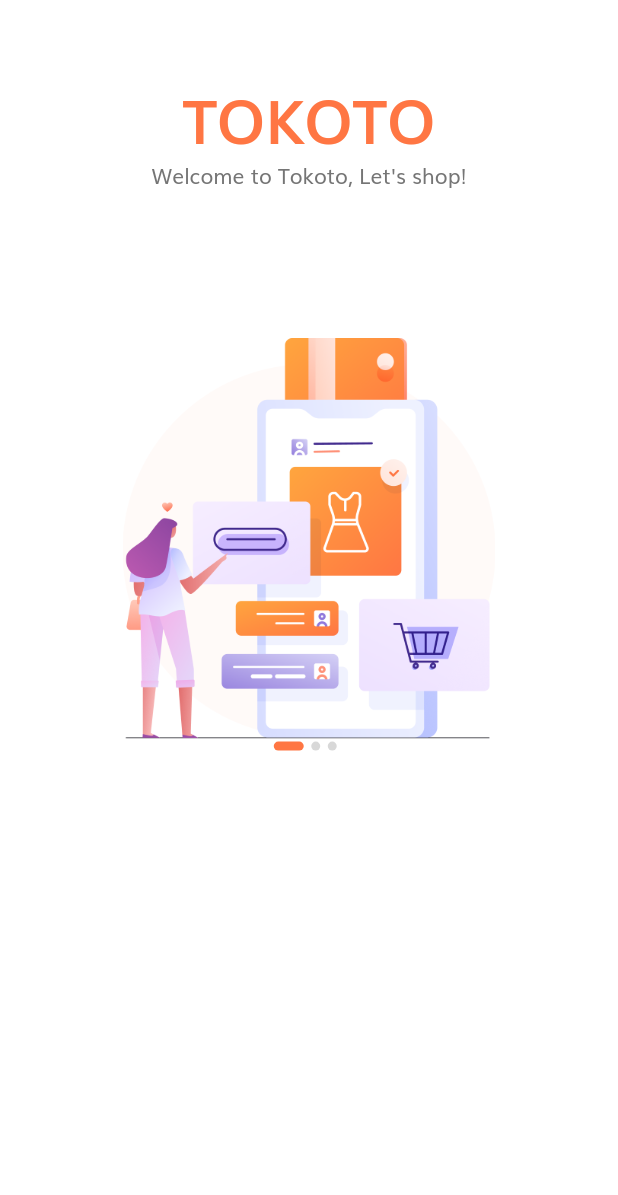
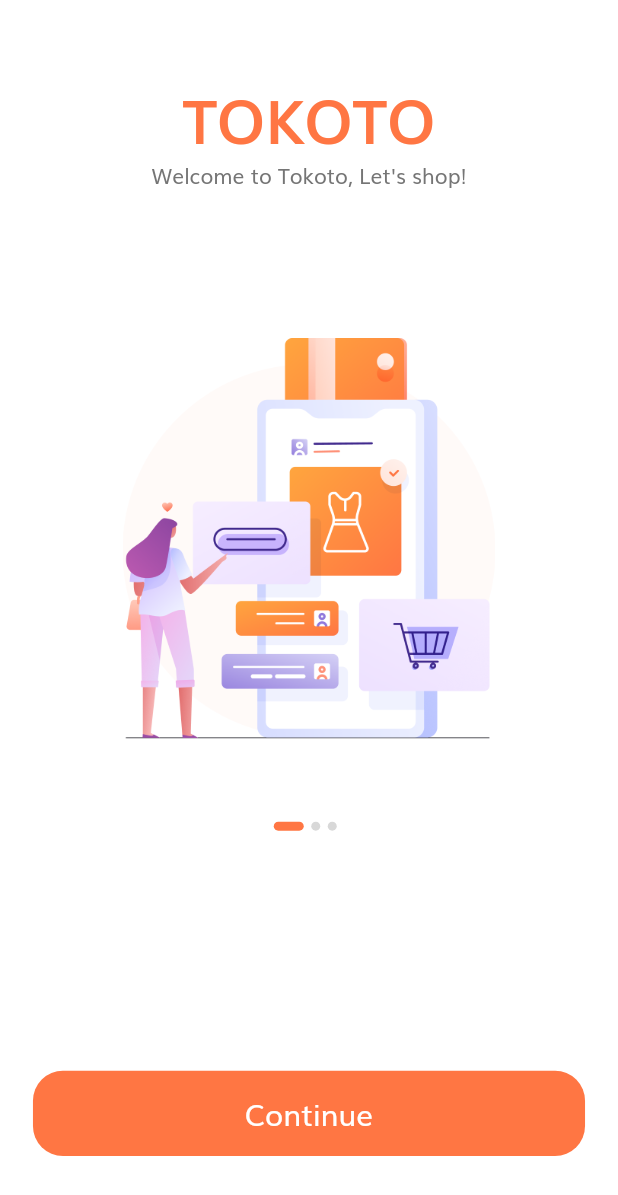
Before and after one commit to andrericardoweb/ecommerce_ui_flutter, a Flutter app: the screen it shows after launch, on a phone screen of 412 x 824 dp. Shown: the top 1195 px of the screen. Run offline on Flutter 3.47's test engine with Material 2 defaults, Android fonts, the phone set to English and light mode, and no system bars.

Commit message:
Bottom Buttom

```diff
--- /dev/null
+++ b/lib/components/default_button.dart
@@ -0,0 +1,36 @@
+import 'package:flutter/material.dart';
+
+import '../constants.dart';
+import '../size_config.dart';
+
+class DefaultButton extends StatelessWidget {
+  const DefaultButton({
+    Key key,
+    this.text,
+    this.press,
+  }) : super(key: key);
+  final String text;
+  final Function press;
+
+  @override
+  Widget build(BuildContext context) {
+    return SizedBox(
+      width: double.infinity,
+      height: getProportionateScreenHeight(56),
+      child: FlatButton(
+        shape: RoundedRectangleBorder(
+          borderRadius: BorderRadius.circular(20),
+        ),
+        color: kPrimaryColor,
+        onPressed: press,
+        child: Text(
+          text,
+          style: TextStyle(
+            fontSize: getProportionateScreenWidth(18),
+            color: Colors.white,
+          ),
+        ),
+      ),
+    );
+  }
+}
--- a/lib/main.dart
+++ b/lib/main.dart
@@ -1,6 +1,8 @@
-import 'package:ecommerce_ui_flutter/constants.dart';
-import 'package:ecommerce_ui_flutter/screens/splash/splash_screen.dart';
 import 'package:flutter/material.dart';
+
+import 'constants.dart';
+import 'routs.dart';
+import 'screens/splash/splash_screen.dart';
 
 void main() {
   runApp(MyApp());
@@ -22,7 +24,9 @@
         ),
         visualDensity: VisualDensity.adaptivePlatformDensity,
       ),
-      home: SplashScreen(),
+      // home: SplashScreen(),
+      initialRoute: SplashScreen.routeName,
+      routes: routes,
     );
   }
 }
--- /dev/null
+++ b/lib/routs.dart
@@ -0,0 +1,6 @@
+import 'package:ecommerce_ui_flutter/screens/splash/splash_screen.dart';
+import 'package:flutter/widgets.dart';
+
+final Map<String, WidgetBuilder> routes = {
+  SplashScreen.routeName: (context) => SplashScreen(),
+};
--- a/lib/screens/splash/components/body.dart
+++ b/lib/screens/splash/components/body.dart
@@ -1,7 +1,10 @@
 import 'package:ecommerce_ui_flutter/constants.dart';
+import 'package:ecommerce_ui_flutter/size_config.dart';
 import 'package:flutter/material.dart';
 
+//This is the best practice
 import '../components/splash_content.dart';
+import '../../../components/default_button.dart';
 
 class Body extends StatefulWidget {
   @override
@@ -49,8 +52,12 @@
             ),
             Expanded(
               flex: 2,
+              child: Padding(
+                padding: EdgeInsets.symmetric(
+                    horizontal: getProportionateScreenWidth(20)),
                 child: Column(
                   children: <Widget>[
+                    Spacer(),
                     Row(
                       mainAxisAlignment: MainAxisAlignment.center,
                       children: List.generate(
@@ -58,7 +65,14 @@
                         (index) => buildDot(index: index),
                       ),
                     ),
+                    Spacer(flex: 3),
+                    DefaultButton(
+                      text: "Continue",
+                      press: (){},
+                    ),
+                    Spacer(),
                   ],
+                ),
               ),
             ),
           ],
--- a/lib/screens/splash/splash_screen.dart
+++ b/lib/screens/splash/splash_screen.dart
@@ -3,6 +3,7 @@
 import 'package:flutter/material.dart';
 
 class SplashScreen extends StatelessWidget {
+  static String routeName = "/splash";
   @override
   Widget build(BuildContext context) {
     // You have to call it on your startin screen
```
Lines whose indentation alone changed are shown as unchanged.
